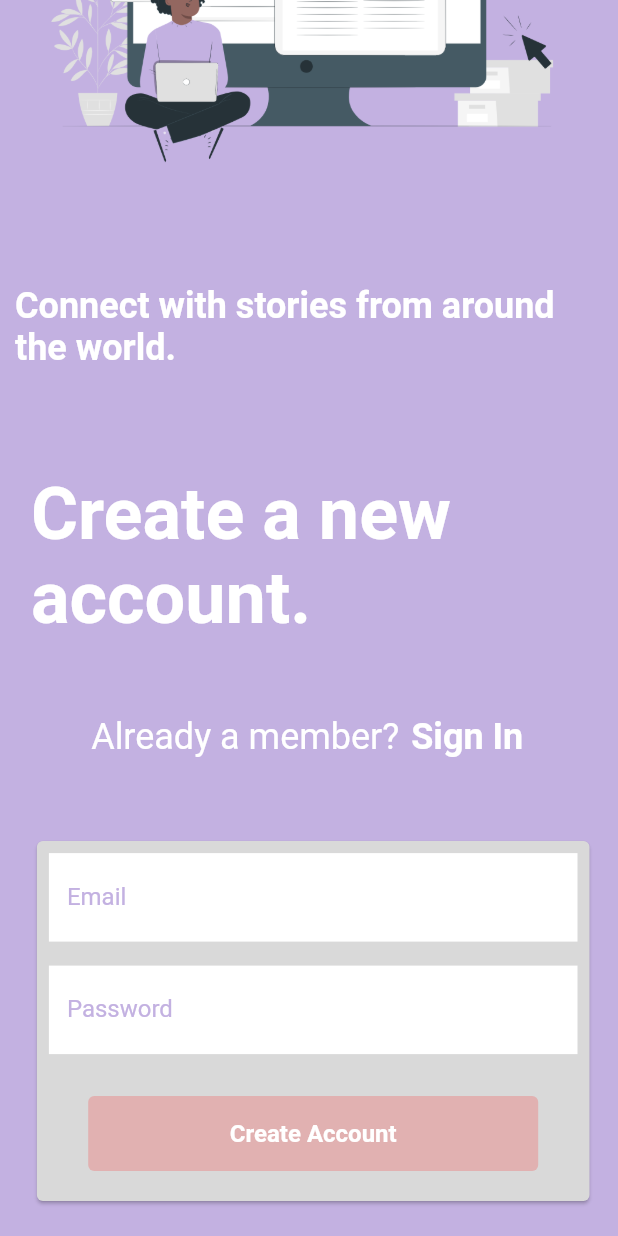
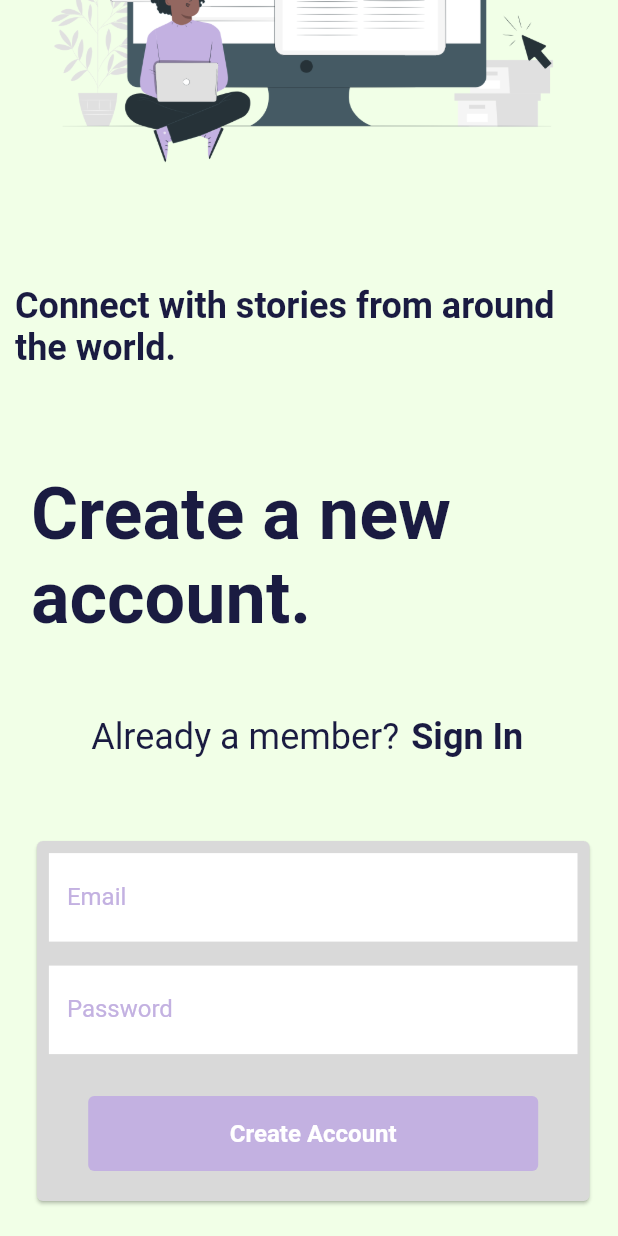
Before and after one commit to anyelimrodriguez/ChapK-v2, a Flutter app: the SignUp screen opened by its route, scrolled down 347 dp, on a phone screen of 412 x 824 dp. Run offline on Flutter 3.47's test engine with Material 2 defaults, Android fonts, the phone set to English and light mode, and no system bars; our stand-ins replace cloud_firestore, firebase_auth, firebase_core; missing offline and left inert: translator; accounts and stored records are empty.

Commit message:
update colors for sign up

```diff
--- a/chap_k/lib/pages/SignUp.dart
+++ b/chap_k/lib/pages/SignUp.dart
@@ -1,6 +1,12 @@
 import 'package:chap_k/pages/auth.dart';
 import "package:flutter/material.dart";
 import 'package:firebase_auth/firebase_auth.dart';
+
+/*
+  Color palette: Honeydew -> Color(0xFFF1FFE7)
+  Color palette: Wisteria(the purple) -> Color(0xFFC3B1E1)
+  Color palette: Space Cadet (dark) -> Color(0xFF1A1B41)
+*/
 
 class SignUp extends StatefulWidget {
   // const SignUp({super.key});
@@ -38,7 +44,7 @@ class _SignUpState extends State<SignUp> {
     }
 
     return Scaffold(
-        backgroundColor: const Color(0xFFC3B1E1),
+        backgroundColor: const Color(0xFFF1FFE7),
         body: LayoutBuilder(builder:
             (BuildContext context, BoxConstraints viewportConstraints) {
           return SingleChildScrollView(
@@ -60,7 +66,7 @@ class _SignUpState extends State<SignUp> {
                       children: [
                         const Text('CHAP-K',
                             style: TextStyle(
-                              color: Colors.white,
+                              color: Color(0xFF1A1B41),
                               fontSize: 48,
                               fontWeight: FontWeight.bold,
                             )),
@@ -73,7 +79,7 @@ class _SignUpState extends State<SignUp> {
                         const Text(
                             'Connect with stories from around the world. ',
                             style: TextStyle(
-                              color: Colors.white,
+                              color: Color(0xFF1A1B41),
                               fontSize: 24,
                               fontWeight: FontWeight.bold,
                             )),
@@ -91,7 +97,7 @@ class _SignUpState extends State<SignUp> {
                               screenHeight / 20), //50 20
                           child: Text('Create a new account.',
                               style: TextStyle(
-                                color: Colors.white,
+                                color: Color(0xFF1A1B41),
                                 //fontFamily: 'Inter',
                                 fontSize:
                                     screenWidth > 900 && screenWidth < 1100
@@ -113,14 +119,14 @@ class _SignUpState extends State<SignUp> {
                             children: [
                               const Text('Already a member?',
                                   style: TextStyle(
-                                    color: Colors.white,
+                                    color: Color(0xFF1A1B41),
                                     fontSize: 24,
                                   )),
                               TextButton(
                                 onPressed: showLogInPage,
                                 child: const Text('Sign In',
                                     style: TextStyle(
-                                      color: Colors.white,
+                                      color: Color(0xFF1A1B41),
                                       fontSize: 24,
                                       fontWeight: FontWeight.bold,
                                     )),
@@ -304,7 +310,7 @@ class _SignUpState extends State<SignUp> {
                                             return states.contains(
                                                     MaterialState.disabled)
                                                 ? null
-                                                : const Color(0xFFE1B1B1);
+                                                : const Color(0xFFC3B1E1);
                                           }),
                                         ),
                                         child: const Text('Create Account',
```
